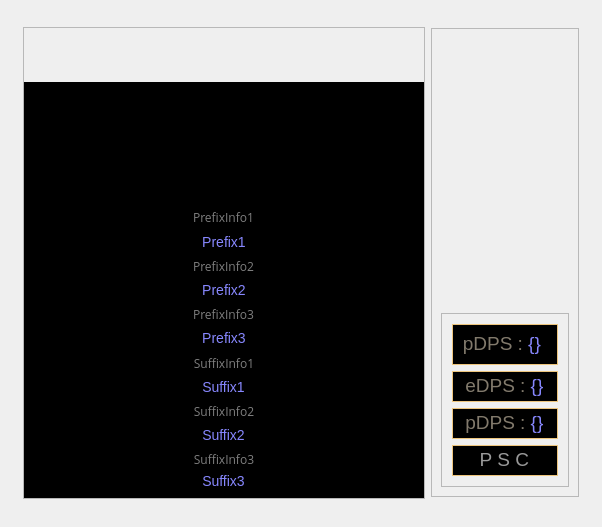
This is ExileCraft/ExileCraft/modules/gui/uis/pages/main_pages.ui in jmduea/ExileCraft as Qt 5 draws it before an edit. The edited form follows.
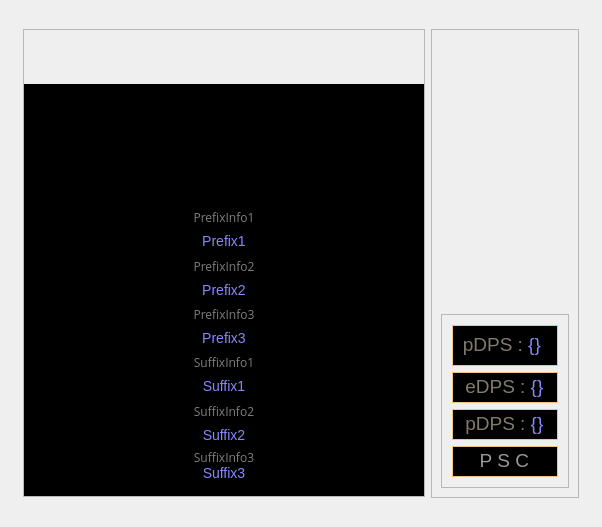
This is the edited form. Icons and pictures are not drawn.

Diff of the .ui file:
```diff
--- a/ExileCraft/ExileCraft/modules/gui/uis/pages/main_pages.ui
+++ b/ExileCraft/ExileCraft/modules/gui/uis/pages/main_pages.ui
@@ -106,14 +106,26 @@
                                                 </property>
                                             </spacer>
                                         </item>
-                                        <item>
+                                        <item alignment="Qt::AlignTop">
                                             <widget class="QFrame" name="item_info_frame">
                                                 <property name="sizePolicy">
-                                                    <sizepolicy hsizetype="Maximum" vsizetype="Maximum">
+                                                    <sizepolicy hsizetype="Minimum" vsizetype="Maximum">
                                                         <horstretch>0</horstretch>
                                                         <verstretch>0</verstretch>
                                                     </sizepolicy>
                                                 </property>
+                                                <property name="minimumSize">
+                                                    <size>
+                                                        <width>0</width>
+                                                        <height>460</height>
+                                                    </size>
+                                                </property>
+                                                <property name="maximumSize">
+                                                    <size>
+                                                        <width>16777215</width>
+                                                        <height>480</height>
+                                                    </size>
+                                                </property>
                                                 <property name="styleSheet">
                                                     <string notr="true">border-image: none;</string>
                                                 </property>
@@ -139,7 +151,7 @@
                                                     <property name="bottomMargin">
                                                         <number>0</number>
                                                     </property>
-                                                    <item>
+                                                    <item alignment="Qt::AlignTop">
                                                         <widget class="QFrame" name="item_header_frame">
                                                             <property name="sizePolicy">
                                                                 <sizepolicy hsizetype="Fixed" vsizetype="Fixed">
@@ -244,10 +256,10 @@
                                                             </layout>
                                                         </widget>
                                                     </item>
-                                                    <item>
+                                                    <item alignment="Qt::AlignTop">
                                                         <widget class="QFrame" name="item_affix_frame">
                                                             <property name="sizePolicy">
-                                                                <sizepolicy hsizetype="Preferred" vsizetype="Preferred">
+                                                                <sizepolicy hsizetype="Preferred" vsizetype="Minimum">
                                                                     <horstretch>0</horstretch>
                                                                     <verstretch>0</verstretch>
                                                                 </sizepolicy>
@@ -263,8 +275,37 @@
                                                                 <enum>QFrame::Raised</enum>
                                                             </property>
                                                             <layout class="QVBoxLayout" name="item_affix_layout">
+                                                                <property name="spacing">
+                                                                    <number>0</number>
+                                                                </property>
+                                                                <property name="leftMargin">
+                                                                    <number>0</number>
+                                                                </property>
+                                                                <property name="topMargin">
+                                                                    <number>0</number>
+                                                                </property>
+                                                                <property name="rightMargin">
+                                                                    <number>0</number>
+                                                                </property>
+                                                                <property name="bottomMargin">
+                                                                    <number>0</number>
+                                                                </property>
+                                                                <item alignment="Qt::AlignTop">
+                                                                    <widget class="QLabel" name="item_quality_label">
+                                                                        <property name="sizePolicy">
+                                                                            <sizepolicy hsizetype="Minimum"
+                                                                                        vsizetype="Minimum">
+                                                                                <horstretch>0</horstretch>
+                                                                                <verstretch>0</verstretch>
+                                                                            </sizepolicy>
+                                                                        </property>
+                                                                        <property name="text">
+                                                                            <string/>
+                                                                        </property>
+                                                                    </widget>
+                                                                </item>
                                                                 <item>
-                                                                    <widget class="QLabel" name="item_properties">
+                                                                    <widget class="QLabel" name="item_properties_label">
                                                                         <property name="sizePolicy">
                                                                             <sizepolicy hsizetype="MinimumExpanding"
                                                                                         vsizetype="Preferred">
@@ -353,7 +394,18 @@
                                                                     </widget>
                                                                 </item>
                                                                 <item>
-                                                                    <widget class="QLabel" name="item_requirements">
+                                                                    <widget class="QLabel" name="item_level_label">
+                                                                        <property name="tabletTracking">
+                                                                            <bool>false</bool>
+                                                                        </property>
+                                                                        <property name="text">
+                                                                            <string/>
+                                                                        </property>
+                                                                    </widget>
+                                                                </item>
+                                                                <item>
+                                                                    <widget class="QLabel"
+                                                                            name="item_requirements_label">
                                                                         <property name="sizePolicy">
                                                                             <sizepolicy hsizetype="MinimumExpanding"
                                                                                         vsizetype="Preferred">
@@ -433,7 +485,7 @@
                                                                     </widget>
                                                                 </item>
                                                                 <item>
-                                                                    <widget class="QLabel" name="item_implicits">
+                                                                    <widget class="QLabel" name="item_implicits_label">
                                                                         <property name="enabled">
                                                                             <bool>false</bool>
                                                                         </property>
@@ -527,13 +579,13 @@
                                                             </layout>
                                                         </widget>
                                                     </item>
-                                                    <item>
+                                                    <item alignment="Qt::AlignTop">
                                                         <widget class="QFrame" name="item_mods_frame">
                                                             <property name="enabled">
                                                                 <bool>false</bool>
                                                             </property>
                                                             <property name="sizePolicy">
-                                                                <sizepolicy hsizetype="Preferred" vsizetype="Preferred">
+                                                                <sizepolicy hsizetype="Preferred" vsizetype="Minimum">
                                                                     <horstretch>0</horstretch>
                                                                     <verstretch>0</verstretch>
                                                                 </sizepolicy>
@@ -554,8 +606,11 @@
                                                                 <string notr="true">background-color: rgb(0, 0, 0);
                                                                 </string>
                                                             </property>
-                                                            <layout class="QVBoxLayout" name="item_mods_layout">
-                                                                <item alignment="Qt::AlignHCenter|Qt::AlignTop">
+                                                            <layout class="QVBoxLayout" name="verticalLayout_6">
+                                                                <property name="spacing">
+                                                                    <number>0</number>
+                                                                </property>
+                                                                <item>
                                                                     <widget class="QLabel" name="prefix_info_1">
                                                                         <property name="enabled">
                                                                             <bool>false</bool>
@@ -600,7 +655,7 @@
                                                                         </property>
                                                                     </widget>
                                                                 </item>
-                                                                <item alignment="Qt::AlignHCenter">
+                                                                <item>
                                                                     <widget class="QLabel" name="prefix_1">
                                                                         <property name="enabled">
                                                                             <bool>false</bool>
@@ -636,7 +691,7 @@
                                                                         </property>
                                                                     </widget>
                                                                 </item>
-                                                                <item alignment="Qt::AlignHCenter|Qt::AlignTop">
+                                                                <item>
                                                                     <widget class="QLabel" name="prefix_info_2">
                                                                         <property name="enabled">
                                                                             <bool>false</bool>
@@ -681,7 +736,7 @@
                                                                         </property>
                                                                     </widget>
                                                                 </item>
-                                                                <item alignment="Qt::AlignHCenter|Qt::AlignVCenter">
+                                                                <item>
                                                                     <widget class="QLabel" name="prefix_2">
                                                                         <property name="enabled">
                                                                             <bool>false</bool>
@@ -717,7 +772,7 @@
                                                                         </property>
                                                                     </widget>
                                                                 </item>
-                                                                <item alignment="Qt::AlignHCenter|Qt::AlignTop">
+                                                                <item>
                                                                     <widget class="QLabel" name="prefix_info_3">
                                                                         <property name="enabled">
                                                                             <bool>false</bool>
@@ -762,7 +817,7 @@
                                                                         </property>
                                                                     </widget>
                                                                 </item>
-                                                                <item alignment="Qt::AlignHCenter|Qt::AlignVCenter">
+                                                                <item>
                                                                     <widget class="QLabel" name="prefix_3">
                                                                         <property name="enabled">
                                                                             <bool>false</bool>
@@ -843,7 +898,7 @@
                                                                         </property>
                                                                     </widget>
                                                                 </item>
-                                                                <item alignment="Qt::AlignHCenter|Qt::AlignVCenter">
+                                                                <item>
                                                                     <widget class="QLabel" name="suffix_1">
                                                                         <property name="enabled">
                                                                             <bool>false</bool>
@@ -924,7 +979,7 @@
                                                                         </property>
                                                                     </widget>
                                                                 </item>
-                                                                <item alignment="Qt::AlignHCenter|Qt::AlignVCenter">
+                                                                <item>
                                                                     <widget class="QLabel" name="suffix_2">
                                                                         <property name="enabled">
                                                                             <bool>false</bool>
@@ -1021,7 +1076,7 @@
                                                                         </property>
                                                                     </widget>
                                                                 </item>
-                                                                <item alignment="Qt::AlignHCenter|Qt::AlignVCenter">
+                                                                <item alignment="Qt::AlignTop">
                                                                     <widget class="QLabel" name="suffix_3">
                                                                         <property name="enabled">
                                                                             <bool>false</bool>
@@ -1547,8 +1602,8 @@
                                             <rect>
                                                 <x>0</x>
                                                 <y>0</y>
-                                                <width>592</width>
-                                                <height>517</height>
+                                                <width>307</width>
+                                                <height>242</height>
                                             </rect>
                                         </property>
                                         <property name="styleSheet">
@@ -1843,8 +1898,7 @@
                                                                                 </font>
                                                                             </property>
                                                                             <property name="cursor">
-                                                                                <cursorShape>PointingHandCursor
-                                                                                </cursorShape>
+                                                                                <cursorShape>ArrowCursor</cursorShape>
                                                                             </property>
                                                                             <property name="contextMenuPolicy">
                                                                                 <enum>Qt::NoContextMenu</enum>
@@ -2481,8 +2535,7 @@
                                                                                             </font>
                                                                                         </property>
                                                                                         <property name="cursor">
-                                                                                            <cursorShape>
-                                                                                                PointingHandCursor
+                                                                                            <cursorShape>ArrowCursor
                                                                                             </cursorShape>
                                                                                         </property>
                                                                                         <property name="focusPolicy">
@@ -2524,8 +2577,7 @@
                                                                                             </font>
                                                                                         </property>
                                                                                         <property name="cursor">
-                                                                                            <cursorShape>
-                                                                                                PointingHandCursor
+                                                                                            <cursorShape>ArrowCursor
                                                                                             </cursorShape>
                                                                                         </property>
                                                                                         <property name="focusPolicy">
@@ -2570,8 +2622,7 @@
                                                                                             </font>
                                                                                         </property>
                                                                                         <property name="cursor">
-                                                                                            <cursorShape>
-                                                                                                PointingHandCursor
+                                                                                            <cursorShape>ArrowCursor
                                                                                             </cursorShape>
                                                                                         </property>
                                                                                         <property name="focusPolicy">
@@ -2638,11 +2689,6 @@
                                                                                             </property>
                                                                                             <property name="frameShape">
                                                                                                 <enum>QFrame::NoFrame
-                                                                                                </enum>
-                                                                                            </property>
-                                                                                            <property
-                                                                                                    name="frameShadow">
-                                                                                                <enum>QFrame::Plain
                                                                                                 </enum>
                                                                                             </property>
                                                                                             <property
```
